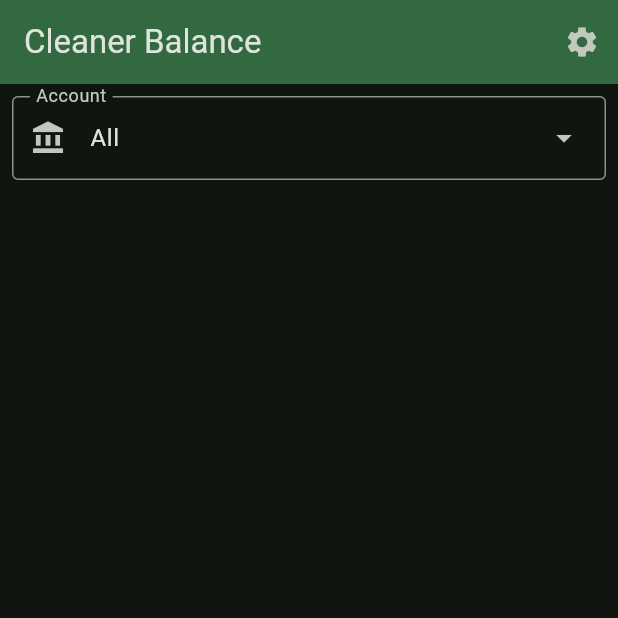
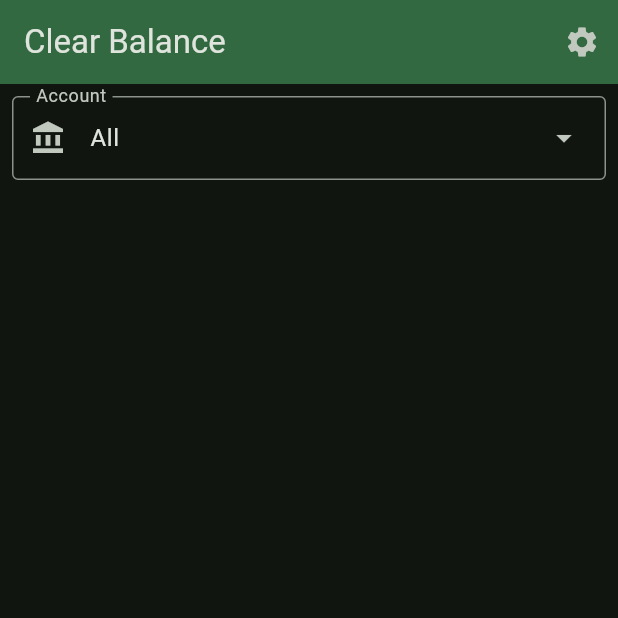
Before and after one commit to sinedie/CleanerBalance, a Flutter app: the TransactionListPage screen opened by its route, on a phone screen of 412 x 824 dp, the top half of it. Run offline on Flutter 3.47's test engine with Material 3 defaults, Android fonts, the phone set to English and light mode, and no system bars; our stand-ins replace go_router, supabase_flutter; accounts and stored records are empty.

Commit message:
chore: update app name

```diff
--- a/lib/main.dart
+++ b/lib/main.dart
@@ -52,7 +52,7 @@ final GoRouter _router = GoRouter(
       builder: (BuildContext context, GoRouterState state) {
         return TransactionListPage(
           key: UniqueKey(),
-          title: 'Cleaner Balance',
+          title: 'Clear Balance',
         );
       },
       routes: [
```
